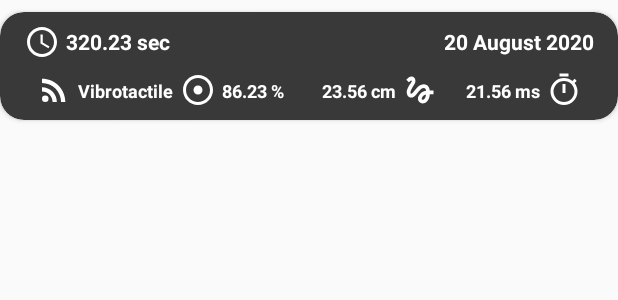
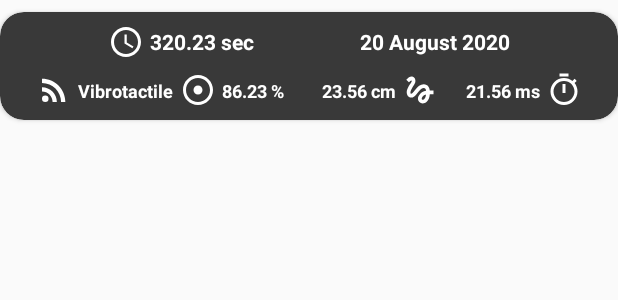
Before and after one commit to ETS-Android5/gmte-thesis, an Android app: the layout item_rides.xml on its own in the app's theme, with its tools: preview values and no code run, on a phone screen of 412 x 824 dp. Shown: the top 300 px of the screen. Run offline under Robolectric (Android 15) with nearby library versions, the phone set to English and light mode, and no system bars.

Commit message:
Updated item design

```diff
--- a/MTBalance/app/src/main/res/layout/item_rides.xml
+++ b/MTBalance/app/src/main/res/layout/item_rides.xml
@@ -17,7 +17,7 @@
             android:id="@+id/comptime_icon"
             android:layout_width="24dp"
             android:layout_height="24dp"
-            android:layout_marginStart="8dp"
+            android:layout_marginStart="64dp"
             android:contentDescription="@string/comptime_icon"
             android:src="@drawable/ic_clock"
             app:layout_constraintLeft_toLeftOf="parent"
@@ -42,7 +42,7 @@
             android:layout_width="wrap_content"
             android:layout_height="wrap_content"
             android:layout_marginTop="2dp"
-            android:layout_marginEnd="8dp"
+            android:layout_marginEnd="64dp"
             android:text="20 August 2020"
             android:textColor="@color/colorText"
             android:textSize="14sp"
```
